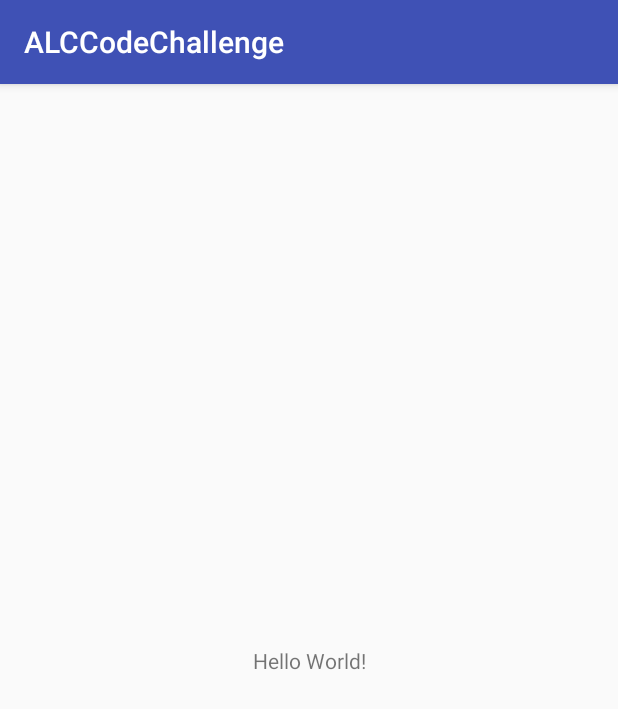
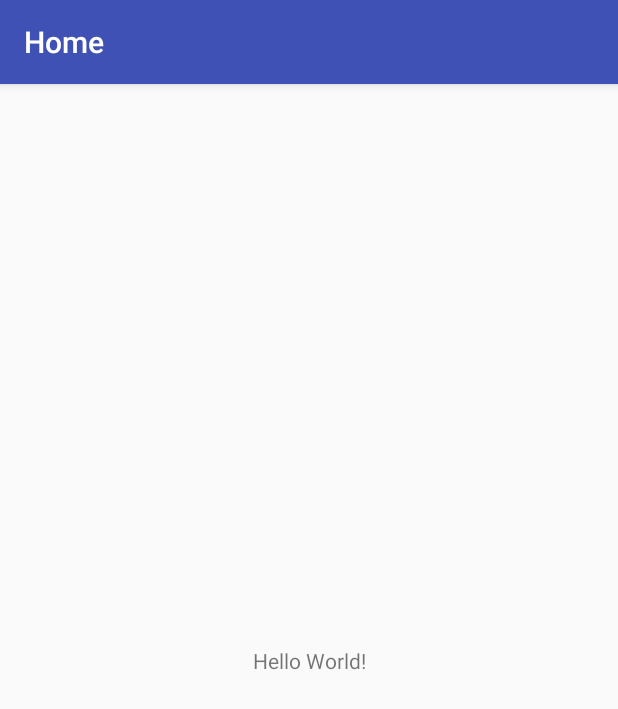
Before and after one commit to XhoodNation/CloudDairy, an Android app: the screen it shows after launch (MainActivity), on a phone screen of 412 x 824 dp. Shown: the top 709 px of the screen. Run offline under Robolectric (Android 15) with nearby library versions, the light colour scheme and no system bars.

Commit message:
ALC Project

```diff
--- a/app/src/main/java/com/afrikcode/alccodechallenge/MainActivity.java
+++ b/app/src/main/java/com/afrikcode/alccodechallenge/MainActivity.java
@@ -9,5 +9,7 @@ public class MainActivity extends AppCompatActivity {
     protected void onCreate(Bundle savedInstanceState) {
         super.onCreate(savedInstanceState);
         setContentView(R.layout.activity_main);
+
+        setTitle("Home");
     }
 }
```
